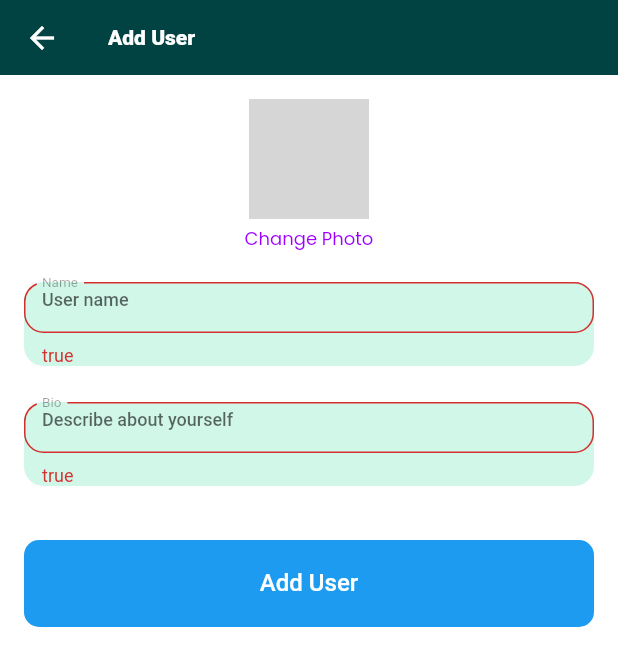
After one commit to katmakhan/flutter-course, a Flutter app: the ActAddUsers screen opened directly, after a tap on "Add User", on a phone screen of 412 x 824 dp. The commit adds this screen. Shown: the top 666 px of the screen. Run offline on Flutter 3.47's test engine with Material 2 defaults, Android fonts, the phone set to English and light mode, and no system bars; our stand-ins replace animate_do, bouncing_widget, cached_network_image, dio, firebase_auth, firebase_core and 17 more; missing offline and left inert: algolia, align_positioned, firebase_app_check, open_file_safe, pattern_formatter; accounts and stored records are empty; network calls fail; Roboto replaces fonts that are missing (Kanit); grey boxes are pictures that could not be loaded.

Commit message:
image adding button and info.plist updation

```diff
--- /dev/null
+++ b/lib/AddActivities/add_act_userdetails.dart
@@ -0,0 +1,83 @@
+import 'package:firebase_auth/firebase_auth.dart';
+import 'package:flutter/material.dart';
+import 'package:fluttertemplate/AddControllers/add_userinfo_controller.dart';
+import 'package:fluttertemplate/Colors/colors.dart';
+import 'package:fluttertemplate/Components/appbar.dart';
+import 'package:fluttertemplate/Components/cust_button.dart';
+import 'package:fluttertemplate/Components/form_field_large.dart';
+import 'package:fluttertemplate/Components/upload_image_button.dart';
+import 'package:fluttertemplate/DataModels/dm_user.dart';
+import 'package:get/get.dart';
+
+class ActAddUsers extends StatefulWidget {
+  final bool isedit;
+  final Dm_User? user;
+  const ActAddUsers(this.isedit, this.user, {Key? key}) : super(key: key);
+
+  @override
+  State<ActAddUsers> createState() => _ActAddUsersState();
+}
+
+class _ActAddUsersState extends State<ActAddUsers> {
+  //List<Widget> textFormFields = [];
+
+  final Add_UserInfo_Controller controller = Get.put(Add_UserInfo_Controller());
+
+  bool photo_added = false;
+  @override
+  Widget build(BuildContext context) {
+    assign_allvalues();
+    print("Image is now $photo_added");
+    return Scaffold(
+      backgroundColor: AppColors.white,
+      appBar: PreferredSize(
+        preferredSize: const Size.fromHeight(50),
+        child: CustomAppbar(title: widget.isedit ? 'Edit User' : "Add User"),
+      ),
+      body: SafeArea(
+        child: SingleChildScrollView(
+          child: Form(
+            key: controller.signupFormKey,
+            child: Column(
+              children: [
+                uploadPhotoButton(
+                    controller.imageController,
+                    photo_added,
+                    FirebaseAuth.instance.currentUser!.photoURL.toString(),
+                    changePhotoImage),
+                Cust_Form_field_big(
+                  cus_label: "Name",
+                  hintText: 'User name',
+                  keyboardType: TextInputType.text,
+                  validator: () => {},
+                ),
+                Cust_Form_field_big(
+                  cus_label: "Bio",
+                  hintText: 'Describe about yourself',
+                  keyboardType: TextInputType.text,
+                  validator: () => {},
+                ),
+                Cust_Button(
+                  custtext: widget.isedit ? "Edit User" : 'Add User',
+                  onTap: () => {controller.checkUpload(context)},
+                )
+              ],
+            ),
+          ),
+        ),
+      ),
+    );
+  }
+
+  void assign_allvalues() {
+    if (widget.user != null) {
+      controller.usernameController.text = widget.user!.name.toString();
+    }
+  }
+
+  void changePhotoImage(bool photo_added_updated) {
+    photo_added = photo_added_updated;
+    print("Selected image $photo_added");
+    setState(() {});
+  }
+}
--- a/lib/AddControllers/add_userinfo_controller.dart
+++ b/lib/AddControllers/add_userinfo_controller.dart
@@ -1,8 +1,13 @@
 // ignore_for_file: camel_case_types
 
+import 'dart:io';
+
 import 'package:fluttertemplate/DB_Services/database_write.dart';
+import 'package:fluttertemplate/DB_Services/upload_helper.dart';
+import 'package:fluttertemplate/DB_Services/upload_service.dart';
 import 'package:fluttertemplate/DataModels/dm_user.dart';
 import 'package:fluttertemplate/Dialogs/custom_alert.dart';
+import 'package:fluttertemplate/Helpers/constants.dart';
 import 'package:fluttertemplate/Helpers/date_conversion.dart';
 import 'package:fluttertemplate/Helpers/global_snackbar_get.dart';
 import 'package:flutter/material.dart';
@@ -11,19 +16,23 @@ import 'package:get/get.dart';
 class Add_UserInfo_Controller extends GetxController {
   GlobalKey<FormState> signupFormKey = GlobalKey<FormState>();
 
-  late TextEditingController nameController, emailController;
+  late TextEditingController usernameController,
+      emailController,
+      imageController;
 
   @override
   void onInit() {
     super.onInit();
-    nameController = TextEditingController();
+    usernameController = TextEditingController();
     emailController = TextEditingController();
+    imageController = TextEditingController();
   }
 
   @override
   void onClose() {
-    nameController.dispose();
+    usernameController.dispose();
     emailController.dispose();
+    imageController.dispose();
   }
 
   String? validateEmail(String value) {
@@ -79,6 +88,12 @@ class Add_UserInfo_Controller extends GetxController {
   }
 
   Future<bool> beginUpload(BuildContext context) async {
+    // check if its firebase link
+    String username = usernameController.text;
+
+    //Uploading Image
+    bool val = await uploadImage(context, username);
+
     CustomAlert().showLoaderDialog(context, "Adding the user data");
 
     // generate the pdf model
@@ -92,7 +107,7 @@ class Add_UserInfo_Controller extends GetxController {
 
   void generateUserModel() async {
     //Getting strings
-    String name = nameController.text;
+    String name = usernameController.text;
     String email = emailController.text;
 
     // Generating the model
@@ -109,4 +124,30 @@ class Add_UserInfo_Controller extends GetxController {
     // Updating the use data
     await DatabaseWriteService().addToUsers(user, true);
   }
+
+  Future<bool> uploadImage(context, username) async {
+    print("Image file to upload is: ${imageController.text}");
+    int bytes = await File(imageController.text).length();
+    if (bytes >= Constants.MAX_IMAGE_SIZE) {
+      GlobalSnackBarGet()
+          .showGetError("Error", Constants.MAX_IMAGE_SIZE_MESSAGE);
+      return false;
+    }
+
+    GlobalSnackBarGet().showGetSucess("Sucess", "All check is complete");
+
+    CustomAlert().showLoaderDialog(context, "Uploading the image....");
+
+    var result = await UploadHelperFirebase()
+        .uploadFile(File(imageController.text), "userImage/", username);
+
+    if (result.toString() != "null") {
+      GlobalSnackBarGet().showGetSucess("Sucess", "Image Uploaded");
+      imageController.text = result.toString();
+    } else {
+      GlobalSnackBarGet().showGetError("Error", "Image couldnt be uploaded");
+    }
+
+    return true;
+  }
 }
--- a/lib/Colors/colors.dart
+++ b/lib/Colors/colors.dart
@@ -7,6 +7,7 @@ class AppColors {
   static const Color secondaryColor = Color(0xFF00FF00);
 
   static const Color lightBlack = Color(0xff414141);
+  static const Color darkGreen = Color(0xff014342);
 
   static const Color descWhite = Color(0xffB4B4B4);
   static const Color blackwithClass = Color(0xff2e2e2e);
--- /dev/null
+++ b/lib/Components/appbar.dart
@@ -0,0 +1,32 @@
+import 'package:flutter/material.dart';
+import 'package:fluttertemplate/Colors/colors.dart';
+
+class CustomAppbar extends StatelessWidget {
+  final String title;
+  final Widget? leading;
+
+  final IconData? icon;
+  const CustomAppbar({super.key, required this.title, this.leading, this.icon});
+
+  @override
+  Widget build(BuildContext context) {
+    return AppBar(
+      elevation: 0,
+      bottomOpacity: 0,
+      automaticallyImplyLeading: false,
+      backgroundColor: AppColors.darkGreen,
+      title: Text(
+        title,
+        style: const TextStyle(
+            fontFamily: 'Kanit',
+            fontSize: 14,
+            fontWeight: FontWeight.w700,
+            color: AppColors.white),
+      ),
+      leading: leading ??
+          const BackButton(
+            color: Colors.white,
+          ),
+    );
+  }
+}
--- /dev/null
+++ b/lib/Components/cust_button.dart
@@ -0,0 +1,40 @@
+import 'package:flutter/material.dart';
+import 'package:fluttertemplate/Colors/colors.dart';
+
+class Cust_Button extends StatelessWidget {
+  final Function() onTap;
+  final String custtext;
+  const Cust_Button({super.key, required this.custtext, required this.onTap});
+
+  @override
+  Widget build(BuildContext context) {
+    return InkWell(
+      onTap: onTap,
+      child: Container(
+        width: MediaQuery.of(context).size.width,
+        height: 58,
+        margin: const EdgeInsets.fromLTRB(16, 24, 16, 16),
+        clipBehavior: Clip.antiAlias,
+        decoration: ShapeDecoration(
+          color: AppColors.primaryColor,
+          shape: RoundedRectangleBorder(
+            borderRadius: BorderRadius.circular(10),
+          ),
+        ),
+        child: Center(
+          child: Text(
+            custtext,
+            textAlign: TextAlign.center,
+            style: const TextStyle(
+              color: Color(0xffffffff),
+              fontSize: 16,
+              fontFamily: 'Kanit',
+              fontWeight: FontWeight.w500,
+              height: 1,
+            ),
+          ),
+        ),
+      ),
+    );
+  }
+}
--- /dev/null
+++ b/lib/Components/form_field_large.dart
@@ -0,0 +1,70 @@
+import 'package:flutter/material.dart';
+import 'package:fluttertemplate/Colors/colors.dart';
+
+class Cust_Form_field_big extends StatelessWidget {
+  final TextEditingController? controller;
+  final TextInputType? keyboardType;
+  final Function()? validator;
+  final Function()? onSaved;
+  final String cus_label;
+  final String hintText;
+
+  const Cust_Form_field_big(
+      {super.key,
+      required this.cus_label,
+      this.controller,
+      this.validator,
+      this.onSaved,
+      this.keyboardType,
+      required this.hintText});
+
+  @override
+  Widget build(BuildContext context) {
+    return Container(
+      width: MediaQuery.of(context).size.width,
+      margin: const EdgeInsets.fromLTRB(16, 12, 16, 12),
+      height: 56,
+      decoration: ShapeDecoration(
+        color: const Color(0x331BD592),
+        shape: RoundedRectangleBorder(
+          borderRadius: BorderRadius.circular(13),
+        ),
+      ),
+      child: Padding(
+        padding: const EdgeInsets.fromLTRB(0, 0, 0, 0),
+        child: TextFormField(
+          maxLines: 1,
+          style: const TextStyle(
+              fontFamily: "Kanit",
+              fontWeight: FontWeight.w500,
+              fontSize: 12,
+              color: AppColors.darkGreen),
+          decoration: InputDecoration(
+            floatingLabelBehavior: FloatingLabelBehavior.always,
+            border: OutlineInputBorder(
+              borderRadius: BorderRadius.circular(13),
+            ),
+            hintText: hintText,
+
+            labelStyle: TextStyle(
+                fontFamily: "Kanit",
+                fontWeight: FontWeight.w400,
+                fontSize: 12,
+                color: const Color(0xFF0c0c0c).withOpacity(0.4)),
+            labelText: cus_label,
+            // prefixIcon: Icon(Icons.email),
+          ),
+          keyboardType: keyboardType,
+          controller: controller,
+          onSaved: (value) {
+            // addprofiledetailContoller.addressController.text = value!;
+          },
+          validator: (value) {
+            return "true";
+            // return addprofiledetailContoller.validateName(value!);
+          },
+        ),
+      ),
+    );
+  }
+}
--- /dev/null
+++ b/lib/Components/upload_image_button.dart
@@ -0,0 +1,46 @@
+import 'dart:io';
+
+import 'package:flutter/material.dart';
+import 'package:fluttertemplate/Helpers/image_helper.dart';
+
+InkWell uploadPhotoButton(TextEditingController imgController, bool photo_added,
+    String img_url, Function changePhotoImage) {
+  // print("Current selected image is: " +
+  //     controller.imgController.text.toString());
+  return InkWell(
+    onTap: () async {
+      if (await ImageHelper().pickSingleImage(imgController)) {
+        photo_added = true;
+        changePhotoImage(photo_added);
+      }
+      // MemberReg_Controller().showLoaderDialog(context)
+    },
+    child: Column(
+      children: [
+        Container(
+          margin: const EdgeInsets.only(bottom: 4, top: 16),
+          height: 80,
+          width: 80,
+          decoration: BoxDecoration(
+            shape: BoxShape.circle,
+            image: DecorationImage(
+                image: !photo_added
+                    ? NetworkImage(img_url.toString())
+                    : FileImage(File(imgController.text.toString()))
+                        as ImageProvider,
+                fit: BoxFit.cover),
+          ),
+        ),
+        const Text(
+          "Change Photo",
+          style: TextStyle(
+              fontSize: 12,
+              color: Color(0xff9e00ff),
+              fontFamily: 'Poppins',
+              fontWeight: FontWeight.w400),
+        ),
+        const SizedBox(height: 8),
+      ],
+    ),
+  );
+}
--- a/lib/DB_Services/database_read.dart
+++ b/lib/DB_Services/database_read.dart
@@ -156,7 +156,7 @@ class DatabaseReadService {
   }
 
   // Realtime Listeners for Dictionary
-  Stream<List<Dm_User>> getUsers(int limit) {
+  Stream<List<Dm_User>> getRealtimeData(int limit) {
     return FirebaseDatabase.instance
         .ref("RealTime")
         .limitToFirst(limit) // To preserve the server load
--- a/lib/Login_Signup/register.dart
+++ b/lib/Login_Signup/register.dart
@@ -109,9 +109,9 @@ class _RegisterState extends State<Register> {
                         // prefixIcon: Icon(Icons.email),
                       ),
                       keyboardType: TextInputType.name,
-                      controller: addstudentController.nameController,
+                      controller: addstudentController.usernameController,
                       onSaved: (value) {
-                        addstudentController.nameController.text = value!;
+                        addstudentController.usernameController.text = value!;
                       },
                       validator: (value) {
                         return addstudentController.validateName(value!);
--- a/pubspec.yaml
+++ b/pubspec.yaml
@@ -51,6 +51,7 @@ dependencies:
   full_screen_image: ^2.0.0
 
   path_provider: ^2.0.4
+  image_picker: ^1.0.4
   new_version: ^0.3.1
   animations: ^2.0.2
 
```
Also changed, not shown: lib/Components/form_field_small.dart (added, +72 -0 lines), lib/Helpers/image_helper.dart (+9 -18 lines), lib/Login_Pages/login_page_list.dart (+13 -5 lines), pubspec.lock, 8 other files.
